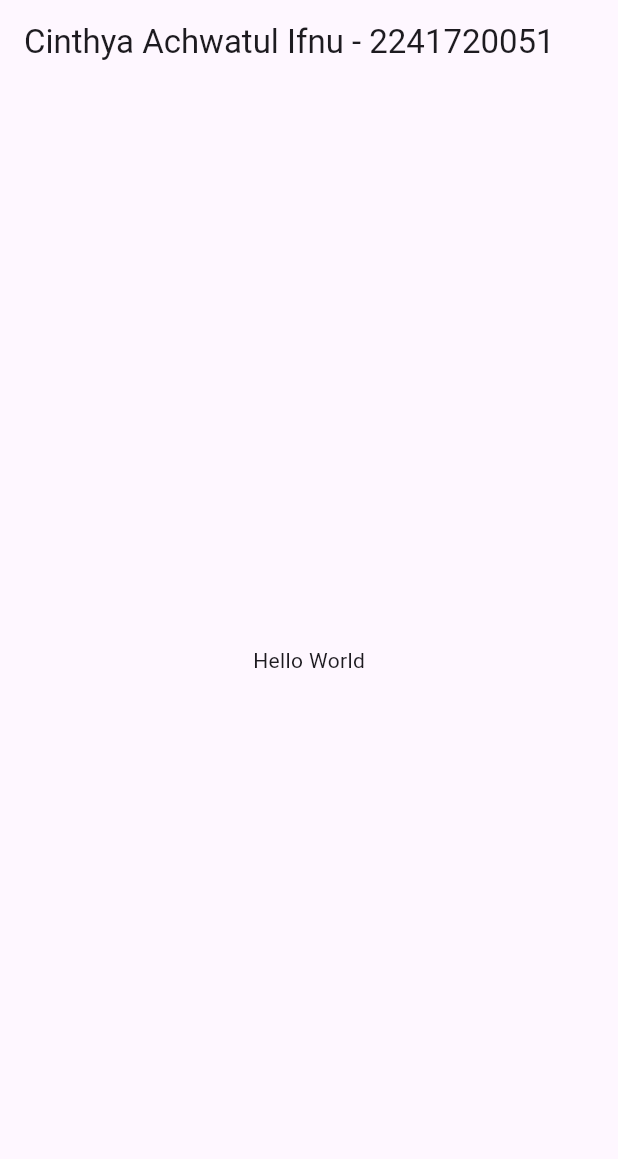
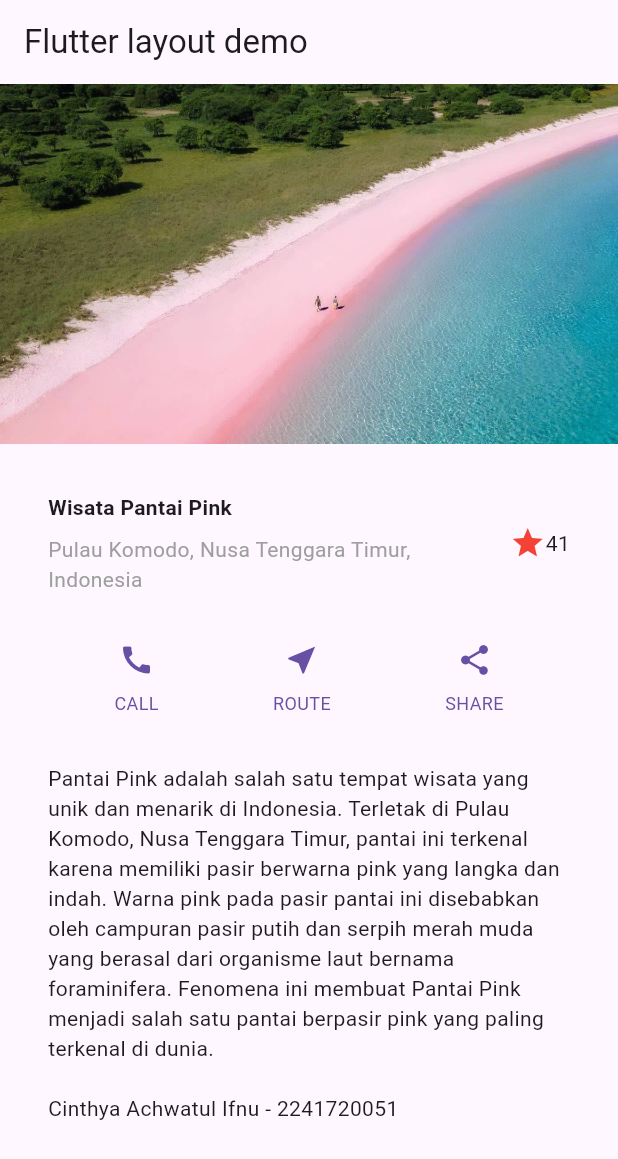
Before and after one commit to cinthyaa19/layout_flutter, a Flutter app: the screen it shows after launch, on a phone screen of 412 x 824 dp. Shown: the top 1159 px of the screen. Run offline on Flutter 3.47's test engine with Material 3 defaults, Android fonts, the phone set to English and light mode, and no system bars.

Commit message:
Praktikum 1

```diff
--- a/lib/main.dart
+++ b/lib/main.dart
@@ -7,39 +7,27 @@ class MyApp extends StatelessWidget {
 
   @override
   Widget build(BuildContext context) {
-    return MaterialApp(
-      title: 'Flutter layout: Cinthya Achwatul Ifnu - 2241720051',
-      home: Scaffold(
-        appBar: AppBar(
-          title: const Text('Cinthya Achwatul Ifnu - 2241720051'),
-        ),
-        body: const Center(
-          child: Text('Hello World'),
-        ),
-      ),
-    );
-  }
     Widget titleSection = Container(
       padding: const EdgeInsets.all(32),
       child: Row(
         children: [
           Expanded(
-            /* soal 1*/
+            /*1*/
             child: Column(
               crossAxisAlignment: CrossAxisAlignment.start,
               children: [
-                /* soal 2*/
+                /*2*/
                 Container(
                   padding: const EdgeInsets.only(bottom: 8),
                   child: const Text(
-                    'Wisata Gunung di Batu',
+                    'Wisata Pantai Pink',
                     style: TextStyle(
                       fontWeight: FontWeight.bold,
                     ),
                   ),
                 ),
                 const Text(
-                  'Batu, Malang, Indonesia',
+                  'Pulau Komodo, Nusa Tenggara Timur, Indonesia',
                   style: TextStyle(
                     color: Colors.grey,
                   ),
@@ -47,36 +35,80 @@ class MyApp extends StatelessWidget {
               ],
             ),
           ),
-          /* soal 3*/
-          const Icon(
+          /*3*/
+          Icon(
             Icons.star,
-            color: Colors.red,
+            color: Colors.red[500],
           ),
           const Text('41'),
         ],
       ),
     );
 
+    Color color = Theme.of(context).primaryColor;
 
+    Widget buttonSection = Row(
+      mainAxisAlignment: MainAxisAlignment.spaceEvenly,
+      children: [
+        _buildButtonColumn(color, Icons.call, 'CALL'),
+        _buildButtonColumn(color, Icons.near_me, 'ROUTE'),
+        _buildButtonColumn(color, Icons.share, 'SHARE'),
+      ],
+    );
 
-//   Column _buildButtonColumn(Color color, IconData icon, String label) {
-//     return Column(
-//       mainAxisSize: MainAxisSize.min,
-//       mainAxisAlignment: MainAxisAlignment.center,
-//       children: [
-//         Icon(icon, color: color),
-//         Container(
-//           margin: const EdgeInsets.only(top: 8),
-//           child: Text(
-//             label,
-//             style: TextStyle(
-//               fontSize: 12,
-//               fontWeight: FontWeight.w400,
-//               color: color,
-//             ),
-//           ),
-//         ),
-//       ],
-//     );
-//   }
-// }
+    Widget textSection = Container(
+      padding: const EdgeInsets.all(32),
+      child: const Text(
+        'Pantai Pink adalah salah satu tempat wisata yang unik dan menarik di Indonesia. '
+        'Terletak di Pulau Komodo, Nusa Tenggara Timur, pantai ini terkenal karena memiliki pasir berwarna pink yang langka dan indah. '
+        'Warna pink pada pasir pantai ini disebabkan oleh campuran pasir putih dan serpih merah muda yang berasal dari organisme laut '
+        'bernama foraminifera. Fenomena ini membuat Pantai Pink menjadi salah satu pantai berpasir pink yang paling terkenal di dunia.'
+        '\n\nCinthya Achwatul Ifnu - 2241720051',
+        softWrap: true,
+      ),
+    );
+
+    return MaterialApp(
+      title: 'Flutter layout: Cinthya Achwatul Ifnu - 2241720051',
+      home: Scaffold(
+        appBar: AppBar(
+          title: const Text('Flutter layout demo'),
+        ),
+        body: ListView(
+          children: [
+            Image.asset(
+              'images/pantaipink.jpg',
+              width: 600,
+              height: 240,
+              fit: BoxFit.cover,
+            ),
+            titleSection,
+            buttonSection,
+            textSection,
+          ],
+        )
+      )
+    );
+  }
+
+  Column _buildButtonColumn(Color color, IconData icon, String label) {
+    return Column(
+      mainAxisSize: MainAxisSize.min,
+      mainAxisAlignment: MainAxisAlignment.center,
+      children: [
+        Icon(icon, color: color),
+        Container(
+          margin: const EdgeInsets.only(top: 8),
+          child: Text(
+            label,
+            style: TextStyle(
+              fontSize: 12,
+              fontWeight: FontWeight.w400,
+              color: color,
+            ),
+          ),
+        ),
+      ],
+    );
+  }
+}
--- a/pubspec.yaml
+++ b/pubspec.yaml
@@ -57,6 +57,8 @@ flutter:
   # included with your application, so that you can use the icons in
   # the material Icons class.
   uses-material-design: true
+  assets:
+    - images/pantaipink.jpg
 
   # To add assets to your application, add an assets section, like this:
   # assets:
```
Also changed, not shown: images/03.png (added), images/04.png (added), images/05.png (added), images/06.png (added), images/07.png (added), images/08.png (added), images/09.png (added), images/10.png (added), images/11.png (added), images/12.png (added), images/13.png (added), images/pantaipink.jpg (added), 1 other file.
